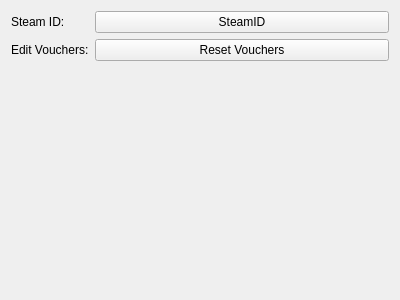
First picture: the form in gui/generalinfo.ui, repository EnderHDMC/MHWISaveEditor, before the edit.
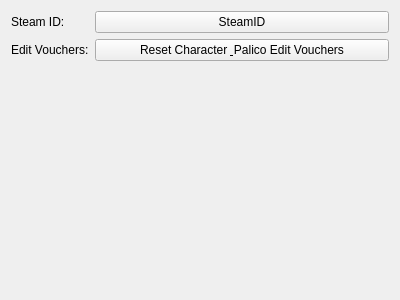
Second picture: the form after the edit.

Commit message: Make edit vouchers more clear

What changed in the file:
```diff
--- a/gui/generalinfo.ui
+++ b/gui/generalinfo.ui
@@ -38,7 +38,7 @@
    <item row="1" column="1">
     <widget class="QPushButton" name="btnEditVouchers">
      <property name="text">
-      <string>Reset Vouchers</string>
+      <string>Reset Character &amp; Palico Edit Vouchers</string>
      </property>
     </widget>
    </item>
```
The commit also changes 4 other files.
